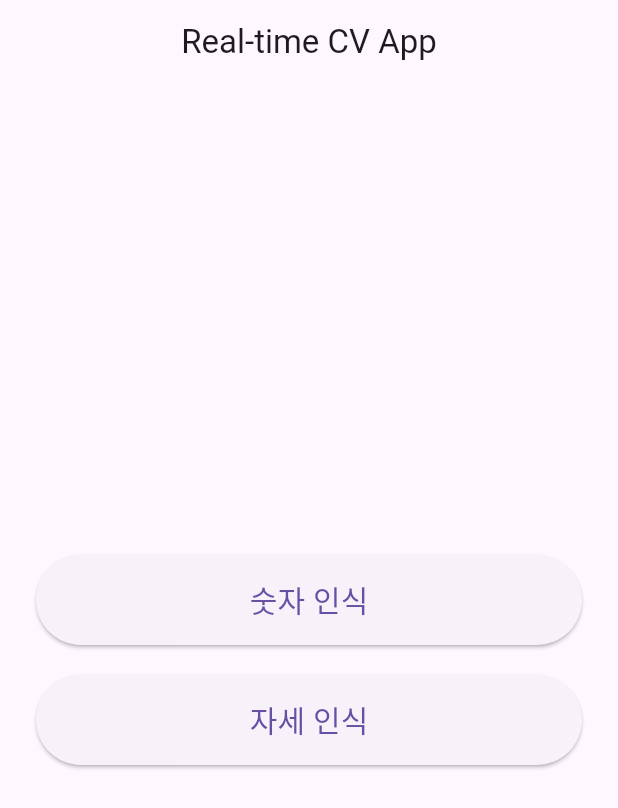
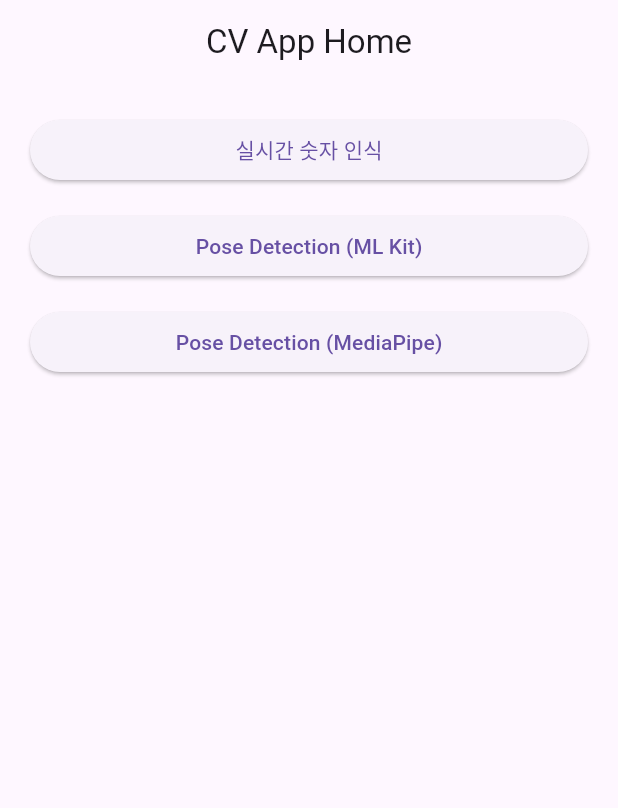
Before and after one commit to BaePro-source/DIGIT_STREAM_CV_APP, a Flutter app: the screen it shows after launch, on a phone screen of 412 x 824 dp. Shown: the top 808 px of the screen. Run offline on Flutter 3.47's test engine with Material 3 defaults, Android fonts, the phone set to English and light mode, and no system bars; our stand-ins replace camera; missing offline and left inert: flutter_screen_recording, gal, google_mlkit_pose_detection.

Commit message:
add mediapipe pose detection feature

```diff
--- a/flutter/app/lib/screens/home_screen.dart
+++ b/flutter/app/lib/screens/home_screen.dart
@@ -1,6 +1,7 @@
 import 'package:flutter/material.dart';
 import 'live_digit_screen.dart';
 import 'pose_screen.dart';
+import 'mediapipe_pose_screen.dart';
 
 class HomeScreen extends StatelessWidget {
   const HomeScreen({super.key});
@@ -9,19 +10,15 @@ class HomeScreen extends StatelessWidget {
   Widget build(BuildContext context) {
     return Scaffold(
       appBar: AppBar(
-        title: const Text('Real-time CV App'),
+        title: const Text('CV App Home'),
         centerTitle: true,
       ),
-      body: Center(
-        child: Padding(
-          padding: const EdgeInsets.all(24.0),
+      body: Padding(
+        padding: const EdgeInsets.all(20),
         child: Column(
-            mainAxisAlignment: MainAxisAlignment.center,
+          crossAxisAlignment: CrossAxisAlignment.stretch,
           children: [
-              SizedBox(
-                width: double.infinity,
-                height: 60,
-                child: ElevatedButton(
+            ElevatedButton(
               onPressed: () {
                 Navigator.push(
                   context,
@@ -30,17 +27,10 @@ class HomeScreen extends StatelessWidget {
                   ),
                 );
               },
-                  child: const Text(
-                    '숫자 인식',
-                    style: TextStyle(fontSize: 20),
+              child: const Text('실시간 숫자 인식'),
             ),
-                ),
-              ),
-              const SizedBox(height: 20),
-              SizedBox(
-                width: double.infinity,
-                height: 60,
-                child: ElevatedButton(
+            const SizedBox(height: 16),
+            ElevatedButton(
               onPressed: () {
                 Navigator.push(
                   context,
@@ -49,14 +39,21 @@ class HomeScreen extends StatelessWidget {
                   ),
                 );
               },
-                  child: const Text(
-                    '자세 인식',
-                    style: TextStyle(fontSize: 20),
+              child: const Text('Pose Detection (ML Kit)'),
             ),
+            const SizedBox(height: 16),
+            ElevatedButton(
+              onPressed: () {
+                Navigator.push(
+                  context,
+                  MaterialPageRoute(
+                    builder: (_) => const MediaPipePoseScreen(),
                   ),
+                );
+              },
+              child: const Text('Pose Detection (MediaPipe)'),
             ),
           ],
-          ),
         ),
       ),
     );
--- a/flutter/app/pubspec.yaml
+++ b/flutter/app/pubspec.yaml
@@ -36,6 +36,7 @@ dependencies:
   image: ^4.2.0
   gal: ^2.3.2
   flutter_screen_recording: ^2.0.2
+  flutter_pose_detection: ^0.4.1
 
 
   # The following adds the Cupertino Icons font to your application.
```
Also changed, not shown: flutter/app/lib/painters/mediapipe_pose_painter.dart (added, +26 -0 lines), flutter/app/lib/screens/mediapipe_pose_screen.dart (added, +190 -0 lines), flutter/app/lib/services/mediapipe_api_sevices.dart (added), flutter/app/pubspec.lock, 1 other file. Lines whose indentation alone changed are shown as unchanged.
